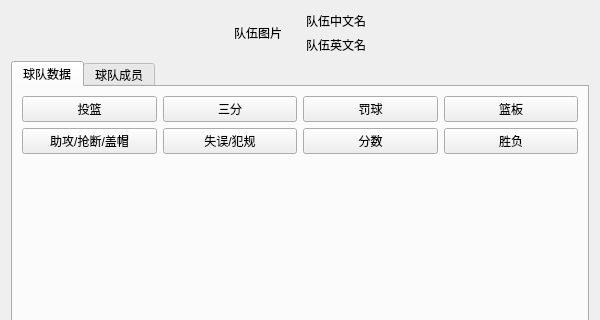
Qt form view/pageTeam.ui (lincandong/Basketball_Data_Visualization) before a commit; both pictures show x 0 to 600 and y 0 to 320 of the 600 by 600 pixel window.
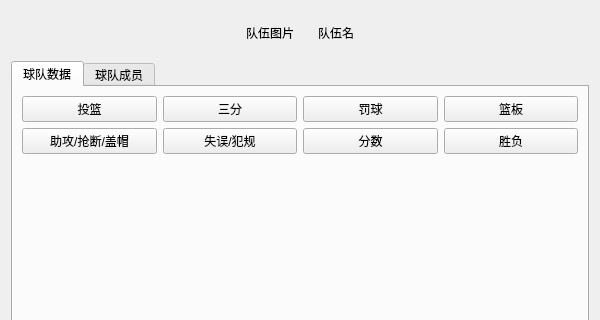
The same form after that commit. The open tabs and pages were chosen to show the change. Custom widgets are drawn as their Qt base class.

```diff
--- a/view/pageTeam.ui
+++ b/view/pageTeam.ui
@@ -46,27 +46,17 @@
            </property>
           </widget>
          </item>
-         <item row="0" column="1">
+        </layout>
+       </item>
+       <item>
           <widget class="QLabel" name="labelTeamEn">
            <property name="text">
-            <string>队伍中文名</string>
+          <string>队伍名</string>
            </property>
            <property name="alignment">
-            <set>Qt::AlignBottom|Qt::AlignLeading|Qt::AlignLeft</set>
-           </property>
-          </widget>
-         </item>
-         <item row="1" column="1">
-          <widget class="QLabel" name="labelTeamCh">
-           <property name="text">
-            <string>队伍英文名</string>
-           </property>
-           <property name="alignment">
-            <set>Qt::AlignLeading|Qt::AlignLeft|Qt::AlignTop</set>
-           </property>
-          </widget>
-         </item>
-        </layout>
+          <set>Qt::AlignLeading|Qt::AlignLeft|Qt::AlignVCenter</set>
+         </property>
+        </widget>
        </item>
        <item>
         <spacer name="horizontalSpacer_2">
```
Left out of the diff: 8 changed lines with no effect on the pictures. Lines whose indentation alone changed are shown as unchanged.
